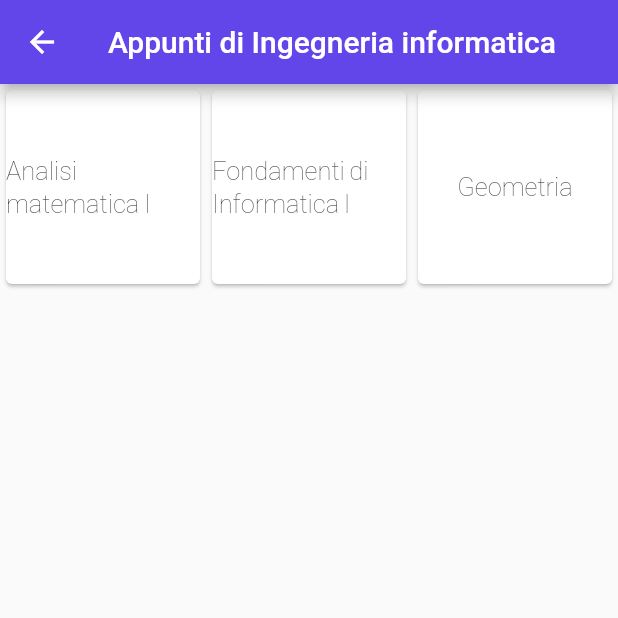
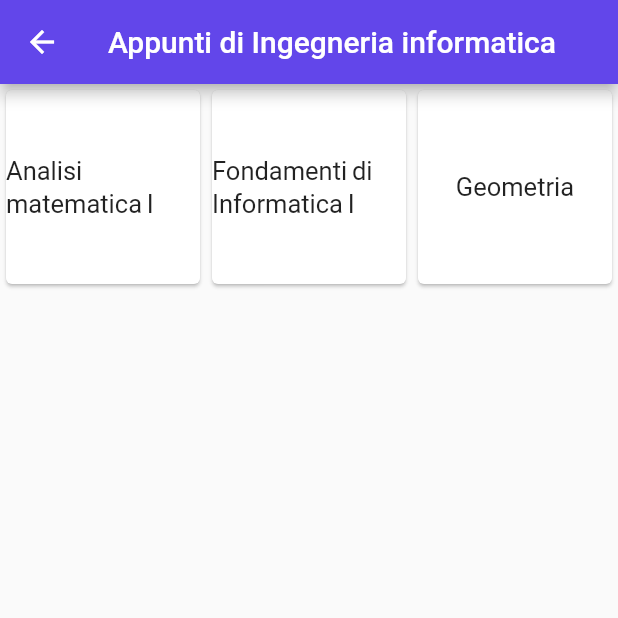
Before and after one commit to unimoreinginfo/flutter-appunti-web, a Flutter app: the screen it shows after launch, after a tap on "Sgancia gli appunti bastardo", on a phone screen of 412 x 824 dp, the top half of it. Run offline on Flutter 3.47's test engine with Material 2 defaults, Android fonts, the phone set to English and light mode, and no system bars; missing offline and left inert: dart:html; network calls fail.

Commit message:
fixate varie cose, migliorati marginalmente i tempi di caricamento, aggiunto widget appunto
Signed-off-by: Carmine Zaccagnino <carmine@carminezacc.com>

```diff
--- a/lib/home.dart
+++ b/lib/home.dart
@@ -5,7 +5,7 @@ const loremIpsum = "Lorem ipsum dolor sit amet, consectetur adipiscing elit. Mae
 Widget immagine(String name) =>
   Padding(
     padding: const EdgeInsets.symmetric(vertical: 20.0),
-    child: Image.network("https://www.carmine.dev/img/$name.png", height:200.0)
+    child: Image.network("/img/$name.png", height:200.0)
   );
 
 class HomePage extends StatelessWidget {
--- a/lib/login.dart
+++ b/lib/login.dart
@@ -1,7 +1,4 @@
-import 'dart:io';
-
 import 'package:flutter/material.dart';
-import 'package:http/http.dart';
 
 import 'edit.dart';
 
--- a/lib/main.dart
+++ b/lib/main.dart
@@ -16,12 +16,11 @@ class MyApp extends StatelessWidget {
   @override
   Widget build(BuildContext context) {
     return MaterialApp(
-      title: 'Flutter Demo',
+      title: 'Appunti Web',
       theme: ThemeData(
         primaryColor: Color(0xff6246ea),
         textTheme: TextTheme(
           bodyText2: TextStyle(
-            fontWeight: FontWeight.w100,
             letterSpacing: 0,
             wordSpacing: -1,
             height: 1.3,
--- a/pubspec.yaml
+++ b/pubspec.yaml
@@ -1,15 +1,16 @@
 name: appunti_web_frontend
-description: A new Flutter project.
+description: E ti laurei pure, bastardo.
 
 publish_to: 'none' # Remove this line if you wish to publish to pub.dev
 
 version: 1.0.0+1
 
 environment:
-  sdk: ">=2.9.0 <3.0.0"
+  sdk: ">=2.8.0 <3.0.0"
 
 dependencies:
   http: ^0.12.2
+  url_launcher: ^5.5.0
   flutter:
     sdk: flutter
   # cupertino_icons: ^0.1.3 # Per il momento lo tolgo, se vogliamo fare una versione iOS lo rimettiamo
```
Also changed, not shown: lib/subjects.dart (+26 -0 lines), 4 other files.
